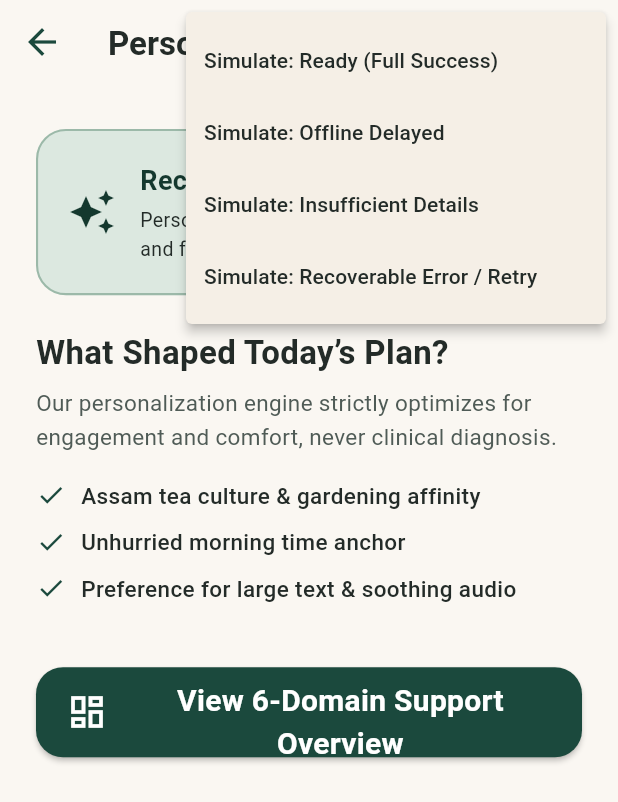
After one commit to ManjiriKench/SIH-Dementia-Platform, a Flutter app: the AiProcessingScreen screen opened by its route, after a tap on the "science" icon, on a phone screen of 412 x 824 dp. The commit adds this screen. Shown: the top 802 px of the screen. Run offline on Flutter 3.47's test engine with Material 3 defaults, Android fonts, the phone set to English and light mode, and no system bars; accounts and stored records are empty.

Commit message:
feat(screens): add multi-state AI processing simulator and 6-domain support overview with caregiver overrides

```diff
--- a/mobile/lib/main.dart
+++ b/mobile/lib/main.dart
@@ -2,6 +2,8 @@ import 'package:flutter/material.dart';
 import 'core/constants/app_strings.dart';
 import 'core/navigation/app_routes.dart';
 import 'core/theme/app_theme.dart';
+import 'screens/ai_processing/ai_processing_screen.dart';
+import 'screens/ai_processing/domain_overview_screen.dart';
 import 'screens/backend_test/backend_test_screen.dart';
 import 'screens/language/language_selection_screen.dart';
 import 'screens/onboarding/caregiver_onboarding_screen.dart';
@@ -28,6 +30,8 @@ class DementiaAssistApp extends StatelessWidget {
         AppRoutes.language: (context) => const LanguageSelectionScreen(),
         AppRoutes.roleSelection: (context) => const RoleSelectionScreen(),
         AppRoutes.caregiverOnboarding: (context) => const CaregiverOnboardingScreen(),
+        AppRoutes.aiProcessing: (context) => const AiProcessingScreen(),
+        AppRoutes.domainOverview: (context) => const DomainOverviewScreen(),
         '/backend_test': (context) => const BackendTestScreen(),
       },
     );
--- /dev/null
+++ b/mobile/lib/screens/ai_processing/ai_processing_screen.dart
@@ -0,0 +1,376 @@
+import 'package:flutter/material.dart';
+import '../../core/constants/app_colors.dart';
+import '../../core/constants/app_typography.dart';
+import '../../core/navigation/app_routes.dart';
+import '../../models/ai_recommendation.dart';
+import '../../services/profile_service.dart';
+import '../../services/recommendation_service.dart';
+import '../../widgets/common/calm_card.dart';
+import '../../widgets/common/elder_button.dart';
+
+/// Screen simulating the AI profile-processing lifecycle and handling
+/// all 6 required states: Preparing, Personalizing, Ready, Delayed Offline, Failed, and Insufficient Info.
+class AiProcessingScreen extends StatefulWidget {
+  const AiProcessingScreen({super.key});
+
+  @override
+  State<AiProcessingScreen> createState() => _AiProcessingScreenState();
+}
+
+class _AiProcessingScreenState extends State<AiProcessingScreen> {
+  @override
+  void initState() {
+    super.initState();
+    RecommendationService.instance.addListener(_onServiceUpdate);
+    _startAiSynthesis();
+  }
+
+  @override
+  void dispose() {
+    RecommendationService.instance.removeListener(_onServiceUpdate);
+    super.dispose();
+  }
+
+  void _onServiceUpdate() {
+    if (mounted) setState(() {});
+  }
+
+  void _startAiSynthesis({AiProcessingStatus targetStatus = AiProcessingStatus.ready}) {
+    final patient = ProfileService.instance.activeProfile;
+    final patientId = patient?.id ?? 'patient_default';
+    RecommendationService.instance.simulateAiAnalysis(
+      patientId: patientId,
+      targetFinalStatus: targetStatus,
+    );
+  }
+
+  @override
+  Widget build(BuildContext context) {
+    final rec = RecommendationService.instance.currentRecommendation;
+    final status = rec?.status ?? AiProcessingStatus.preparing;
+
+    return Scaffold(
+      backgroundColor: AppColors.backgroundWarm,
+      appBar: AppBar(
+        title: const Text('Personalizing Experience', style: AppTypography.caregiverHeading),
+        actions: [
+          // Testing / Evaluation menu to demonstrate all 6 states required by the specification
+          PopupMenuButton<AiProcessingStatus>(
+            icon: const Icon(Icons.science_outlined, color: AppColors.forestPrimary),
+            tooltip: 'Simulate AI States (Evaluation Tool)',
+            onSelected: (newStatus) => _startAiSynthesis(targetStatus: newStatus),
+            itemBuilder: (context) => [
+              const PopupMenuItem(
+                value: AiProcessingStatus.ready,
+                child: Text('Simulate: Ready (Full Success)'),
+              ),
+              const PopupMenuItem(
+                value: AiProcessingStatus.delayedOffline,
+                child: Text('Simulate: Offline Delayed'),
+              ),
+              const PopupMenuItem(
+                value: AiProcessingStatus.insufficientInfo,
+                child: Text('Simulate: Insufficient Details'),
+              ),
+              const PopupMenuItem(
+                value: AiProcessingStatus.failed,
+                child: Text('Simulate: Recoverable Error / Retry'),
+              ),
+            ],
+          ),
+        ],
+      ),
+      body: SafeArea(
+        child: SingleChildScrollView(
+          padding: const EdgeInsets.symmetric(horizontal: 24.0, vertical: 20.0),
+          child: _buildContentForStatus(status, rec),
+        ),
+      ),
+    );
+  }
+
+  Widget _buildContentForStatus(AiProcessingStatus status, AiRecommendation? rec) {
+    switch (status) {
+      case AiProcessingStatus.preparing:
+        return _buildPreparingState();
+      case AiProcessingStatus.personalizing:
+        return _buildPersonalizingState();
+      case AiProcessingStatus.ready:
+        return _buildReadyState(rec);
+      case AiProcessingStatus.delayedOffline:
+        return _buildDelayedOfflineState(rec);
+      case AiProcessingStatus.insufficientInfo:
+        return _buildInsufficientInfoState();
+      case AiProcessingStatus.failed:
+        return _buildFailedState();
+    }
+  }
+
+  // State 1: Preparing profile
+  Widget _buildPreparingState() {
+    return Column(
+      children: [
+        const SizedBox(height: 40),
+        const SizedBox(
+          width: 70,
+          height: 70,
+          child: CircularProgressIndicator(
+            strokeWidth: 5,
+            valueColor: AlwaysStoppedAnimation<Color>(AppColors.forestPrimary),
+          ),
+        ),
+        const SizedBox(height: 32),
+        const Text('Organizing Profile Information', style: AppTypography.patientTitle, textAlign: TextAlign.center),
+        const SizedBox(height: 12),
+        const Text(
+          'Synthesizing comfortable pace, preferred language, and daily routine anchors...',
+          style: AppTypography.caregiverBody,
+          textAlign: TextAlign.center,
+        ),
+        const SizedBox(height: 36),
+        _buildInfluenceProgressCard(
+          icon: Icons.checklist_rtl_outlined,
+          title: 'Reading baseline abilities & support needs',
+          isDone: true,
+        ),
+        const SizedBox(height: 12),
+        _buildInfluenceProgressCard(
+          icon: Icons.music_note_outlined,
+          title: 'Matching cultural music & familiar traditions',
+          isDone: false,
+        ),
+      ],
+    );
+  }
+
+  // State 2: Personalizing activities
+  Widget _buildPersonalizingState() {
+    return Column(
+      children: [
+        const SizedBox(height: 40),
+        const SizedBox(
+          width: 70,
+          height: 70,
+          child: CircularProgressIndicator(
+            strokeWidth: 5,
+            valueColor: AlwaysStoppedAnimation<Color>(AppColors.sage),
+          ),
+        ),
+        const SizedBox(height: 32),
+        const Text('Curating Gentle Activities', style: AppTypography.patientTitle, textAlign: TextAlign.center),
+        const SizedBox(height: 12),
+        const Text(
+          'Aligning morning tea rhythms and regional memories with the 6 cognitive domains...',
+          style: AppTypography.caregiverBody,
+          textAlign: TextAlign.center,
+        ),
+        const SizedBox(height: 36),
+        _buildInfluenceProgressCard(
+          icon: Icons.checklist_rtl_outlined,
+          title: 'Reading baseline abilities & support needs',
+          isDone: true,
+        ),
+        const SizedBox(height: 12),
+        _buildInfluenceProgressCard(
+          icon: Icons.music_note_outlined,
+          title: 'Matching cultural music & familiar traditions',
+          isDone: true,
+        ),
+      ],
+    );
+  }
+
+  Widget _buildInfluenceProgressCard({required IconData icon, required String title, required bool isDone}) {
+    return CalmCard(
+      padding: const EdgeInsets.symmetric(horizontal: 18, vertical: 14),
+      child: Row(
+        children: [
+          Icon(
+            isDone ? Icons.check_circle : Icons.hourglass_top_outlined,
+            color: isDone ? AppColors.sage : AppColors.forestPrimary,
+            size: 24,
+          ),
+          const SizedBox(width: 14),
+          Expanded(
+            child: Text(
+              title,
+              style: TextStyle(
+                fontSize: 14,
+                fontWeight: isDone ? FontWeight.w600 : FontWeight.w400,
+                color: isDone ? AppColors.textPrimary : AppColors.textSecondary,
+              ),
+            ),
+          ),
+        ],
+      ),
+    );
+  }
+
+  // State 3: Ready (Recommendations prepared)
+  Widget _buildReadyState(AiRecommendation? rec) {
+    return Column(
+      crossAxisAlignment: CrossAxisAlignment.start,
+      children: [
+        const SizedBox(height: 10),
+        Container(
+          padding: const EdgeInsets.all(20),
+          decoration: BoxDecoration(
+            color: AppColors.sageLight,
+            borderRadius: BorderRadius.circular(20),
+            border: Border.all(color: AppColors.sage.withValues(alpha: 0.5), width: 1.4),
+          ),
+          child: const Row(
+            children: [
+              Icon(Icons.auto_awesome, color: AppColors.forestDark, size: 32),
+              SizedBox(width: 16),
+              Expanded(
+                child: Column(
+                  crossAxisAlignment: CrossAxisAlignment.start,
+                  children: [
+                    Text(
+                      'Recommendations Ready',
+                      style: TextStyle(fontSize: 18, fontWeight: FontWeight.w700, color: AppColors.forestDark),
+                    ),
+                    SizedBox(height: 4),
+                    Text(
+                      'Personalized for comfort, unhurried pace, and familiar cultural anchors.',
+                      style: TextStyle(fontSize: 13, color: AppColors.textPrimary),
+                    ),
+                  ],
+                ),
+              ),
+            ],
+          ),
+        ),
+        const SizedBox(height: 24),
+        const Text('What Shaped Today’s Plan?', style: AppTypography.caregiverHeading),
+        const SizedBox(height: 8),
+        const Text(
+          'Our personalization engine strictly optimizes for engagement and comfort, never clinical diagnosis.',
+          style: AppTypography.caregiverBody,
+        ),
+        const SizedBox(height: 16),
+        ...((rec?.reasoningInfluences ?? [
+          'Assam tea culture & gardening affinity',
+          'Morning time preference (9 AM - 11 AM)',
+          'Preference for large text & soothing audio',
+        ]).map((inf) => Padding(
+              padding: const EdgeInsets.only(bottom: 10.0),
+              child: Row(
+                children: [
+                  const Icon(Icons.check, size: 20, color: AppColors.forestPrimary),
+                  const SizedBox(width: 10),
+                  Expanded(
+                    child: Text(inf, style: const TextStyle(fontSize: 15, fontWeight: FontWeight.w500)),
+                  ),
+                ],
+              ),
+            ))),
+        const SizedBox(height: 32),
+        ElderButton(
+          label: 'View 6-Domain Support Overview',
+          icon: Icons.dashboard_outlined,
+          variant: ElderButtonVariant.primary,
+          onPressed: () {
+            Navigator.of(context).pushReplacementNamed(AppRoutes.domainOverview);
+          },
+        ),
+      ],
+    );
+  }
+
+  // State 4: Delayed Offline
+  Widget _buildDelayedOfflineState(AiRecommendation? rec) {
+    return Column(
+      children: [
+        const SizedBox(height: 24),
+        const Icon(Icons.cloud_off, size: 68, color: AppColors.offlineAmber),
+        const SizedBox(height: 20),
+        const Text('Profile Saved Locally', style: AppTypography.patientTitle, textAlign: TextAlign.center),
+        const SizedBox(height: 10),
+        const Text(
+          'Your profile is saved safely on this phone. We will use your information locally and update cloud recommendations when internet is available.',
+          style: AppTypography.caregiverBody,
+          textAlign: TextAlign.center,
+        ),
+        const SizedBox(height: 28),
+        ElderButton(
+          label: 'Continue with Local Activities',
+          icon: Icons.play_arrow,
+          variant: ElderButtonVariant.primary,
+          onPressed: () {
+            Navigator.of(context).pushReplacementNamed(AppRoutes.todaysJourney);
+          },
+        ),
+      ],
+    );
+  }
+
+  // State 5: Insufficient Information
+  Widget _buildInsufficientInfoState() {
+    return Column(
+      children: [
+        const SizedBox(height: 24),
+        const Icon(Icons.info_outline, size: 68, color: AppColors.peachDark),
+        const SizedBox(height: 20),
+        const Text('More Details Will Help Personalize', style: AppTypography.patientTitle, textAlign: TextAlign.center),
+        const SizedBox(height: 10),
+        const Text(
+          'Sharing favorite songs or morning routine anchors helps us create more comforting activities. In the meantime, safe starter activities are ready.',
+          style: AppTypography.caregiverBody,
+          textAlign: TextAlign.center,
+        ),
+        const SizedBox(height: 28),
+        ElderButton(
+          label: 'Add More Details',
+          icon: Icons.edit_note,
+          variant: ElderButtonVariant.primary,
+          onPressed: () {
+            Navigator.of(context).pushReplacementNamed(AppRoutes.caregiverOnboarding);
+          },
+        ),
+        const SizedBox(height: 12),
+        ElderButton(
+          label: 'Play Safe Starter Activities',
+          variant: ElderButtonVariant.secondary,
+          onPressed: () {
+            Navigator.of(context).pushReplacementNamed(AppRoutes.todaysJourney);
+          },
+        ),
+      ],
+    );
+  }
+
+  // State 6: Failed with safe recovery
+  Widget _buildFailedState() {
+    return Column(
+      children: [
+        const SizedBox(height: 24),
+        const Icon(Icons.sync_problem, size: 68, color: AppColors.errorGentle),
+        const SizedBox(height: 20),
+        const Text('Personalization Was Interrupted', style: AppTypography.patientTitle, textAlign: TextAlign.center),
+        const SizedBox(height: 10),
+        const Text(
+          'All your profile data is preserved safely. You can retry synthesis or proceed directly with gentle starter activities.',
+          style: AppTypography.caregiverBody,
+          textAlign: TextAlign.center,
+        ),
+        const SizedBox(height: 28),
+        ElderButton(
+          label: 'Retry Personalization',
+          icon: Icons.refresh,
+          variant: ElderButtonVariant.primary,
+          onPressed: () => _startAiSynthesis(targetStatus: AiProcessingStatus.ready),
+        ),
+        const SizedBox(height: 12),
+        ElderButton(
+          label: 'Continue with Starter Activities',
+          variant: ElderButtonVariant.secondary,
+          onPressed: () {
+            Navigator.of(context).pushReplacementNamed(AppRoutes.todaysJourney);
+          },
+        ),
+      ],
+    );
+  }
+}
```
Also changed, not shown: mobile/lib/screens/ai_processing/domain_overview_screen.dart (added, +246 -0 lines), 1 other file.
